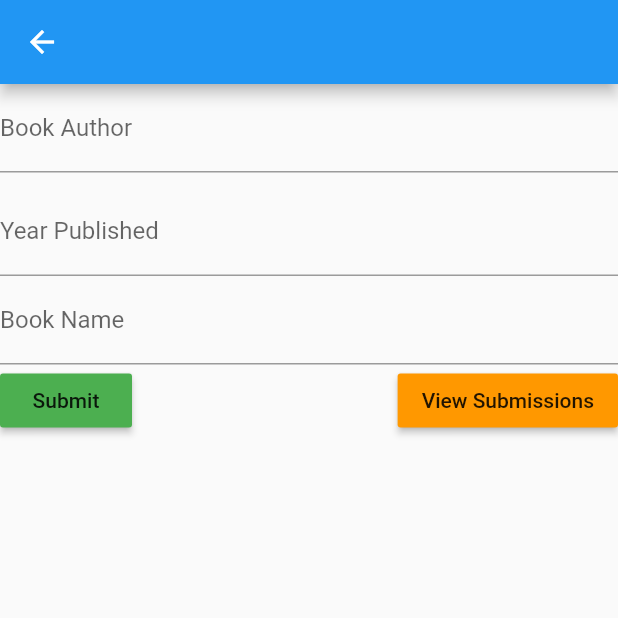
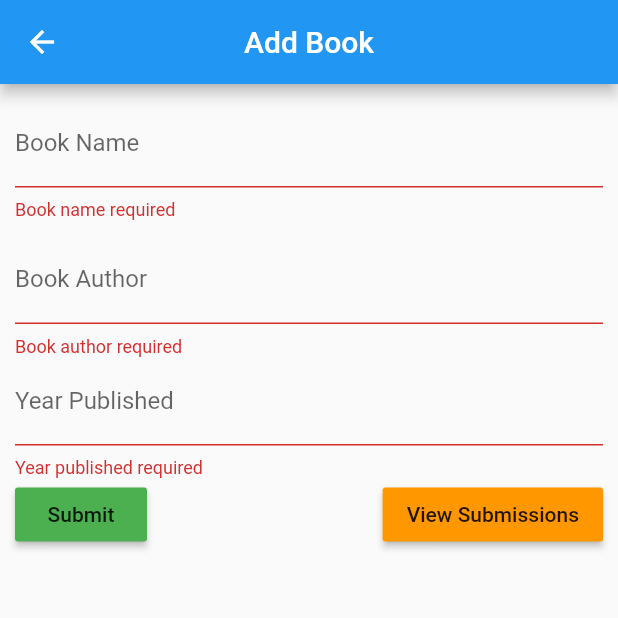
Before and after one commit to findambrose/booksapp, a Flutter app: the Add screen opened by its route, after a tap on "Submit", on a phone screen of 412 x 824 dp, the top half of it. Run offline on Flutter 3.47's test engine with Material 2 defaults, Android fonts, the phone set to English and light mode, and no system bars; our stand-ins replace dio, flutter_spinkit, rxdart.

Commit message:
Backend logic with BloC pattern + RxDart

```diff
--- /dev/null
+++ b/lib/BLoC/AddBloc.dart
@@ -0,0 +1,13 @@
+import 'package:books/Model/Book.dart';
+import 'package:books/Service/AddService.dart';
+import 'package:rxdart/rxdart.dart';
+
+class AddBloc{
+
+Stream<Map<String, dynamic>> response = Stream.empty();
+BehaviorSubject<Book> behaviorSubject = BehaviorSubject();
+
+AddBloc(AddService addService){
+  response = behaviorSubject.distinct().asyncMap((addService.addBook)).asBroadcastStream();
+}
+}
--- /dev/null
+++ b/lib/BLoC/Bloc.dart
@@ -0,0 +1,3 @@
+abstract class Bloc {
+  dispose();
+}
--- /dev/null
+++ b/lib/Helpers/DioHelper.dart
@@ -0,0 +1,6 @@
+import 'package:dio/dio.dart';
+
+class DioHelper {
+  DioHelper();
+  Dio dio = new Dio();
+}
--- /dev/null
+++ b/lib/Model/Book.dart
@@ -0,0 +1,4 @@
+class Book {
+  String name, author, year;
+  Book({this.name, this.author, this.year});
+}
--- /dev/null
+++ b/lib/Service/AddService.dart
@@ -0,0 +1,24 @@
+import 'package:books/Helpers/DioHelper.dart';
+import 'package:books/Model/Book.dart';
+
+class AddService {
+  DioHelper dioHelper;
+  Future<Map<String, dynamic>> addBook(Book book) async {
+    Map<String, dynamic> reqResponse;
+    dioHelper = DioHelper();
+    String url = "http://localhost:8000/api/books";
+
+    //Post to remote server
+    await dioHelper.dio.post(url, data: book).then((response) {
+      print("Post success!!");
+      reqResponse = {"response": response.data.toString(),
+      "error": false};
+    }).catchError((e){
+      print("Error Caught: " + e.message);
+       reqResponse = {"error": true};
+    });
+    return reqResponse;
+  }
+
+  AddService();
+}
--- a/lib/add.dart
+++ /dev/null
@@ -1,79 +0,0 @@
-import 'package:flutter/material.dart';
-
-class Add extends StatelessWidget {
-  final key = GlobalKey<FormState>();
-
-  TextEditingController nameController = TextEditingController();
-  TextEditingController authorController = TextEditingController();
-  TextEditingController yearController = TextEditingController();
-  @override
-  Widget build(BuildContext context) {
-    // Data/Books to view
-    return Scaffold(
-      appBar: AppBar(),
-      body: Container(
-          child: Form(
-        key: key,
-        child: Column(
-          children: [
-            TextFormField(
-              validator: (value) {
-                if (value.isEmpty) {
-                  return 'Book name required';
-                }
-              },
-              controller: nameController,
-              decoration: InputDecoration(
-                labelText: 'Book Author',
-                hintText: 'e.g Robert Greene',
-              ),
-            ),
-            SizedBox(height: 10),
-            TextFormField(
-              validator: (value) {
-                if (value.isEmpty) {
-                  return 'Book author required';
-                }
-              },
-              controller: nameController,
-              decoration: InputDecoration(
-                  labelText: 'Year Published', hintText: 'e.g 1896'),
-            ),
-            TextFormField(
-              validator: (value) {
-                if (value.isEmpty) {
-                  return 'Year published required';
-                }
-              },
-              controller: nameController,
-              decoration: InputDecoration(
-                labelText: 'Book Name',
-                hintText: 'e.g The Power of Habit',
-              ),
-            ),
-            Row(
-
-              mainAxisAlignment: MainAxisAlignment.spaceBetween,
-              children: [
-                RaisedButton(
-                  onPressed: () {
-                    //Submit record
-                  },
-                  child: Text('Submit'),
-                  color: Colors.green,
-                ),
-                RaisedButton(
-                  onPressed: () {
-                    //View All Records
-                  },
-                  child: Text('View Submissions'),
-                  color: Colors.orange,
-                ),
-              ],
-            ),
-          ],
-        ),
-      )),
-    );
-  }
-}
--- /dev/null
+++ b/lib/views/add.dart
@@ -0,0 +1,133 @@
+import 'package:books/BLoC/AddBloc.dart';
+import 'package:books/Model/Book.dart';
+import 'package:books/Service/AddService.dart';
+import 'package:flutter/material.dart';
+
+class Add extends StatelessWidget {
+  final _key = GlobalKey<FormState>();
+
+  AddBloc _addBloc = AddBloc(AddService());
+
+  TextEditingController nameController = TextEditingController();
+  TextEditingController authorController = TextEditingController();
+  TextEditingController yearController = TextEditingController();
+  @override
+  Widget build(BuildContext context) {
+    // Data/Books to view
+    return Scaffold(
+      appBar: AppBar(
+        title: Text('Add Book'),
+        centerTitle: true,
+      ),
+      body: Padding(
+        padding: const EdgeInsets.all(10.0),
+        child: StreamBuilder<Object>(
+            stream: _addBloc.response,
+            builder: (context, snapshot) {
+              if (snapshot.hasData) {
+                Map<String, dynamic> data = snapshot.data;
+                if (data['error'] == true) {
+                  SnackBar snackBar = SnackBar(
+                    content: Text("Operation failed."),
+                     duration: Duration(seconds: 3),
+                  );
+                  Scaffold.of(context).showSnackBar(snackBar);
+                } else {
+                   SnackBar snackBar = SnackBar(
+                    content: Text("Book successfully added."),
+                    duration: Duration(seconds: 3),
+                  );
+                  Scaffold.of(context).showSnackBar(snackBar);
+                }
+              }
+
+              if (snapshot.hasError){
+                SnackBar snackBar = SnackBar(
+                    content: Text("Operation failed. Retry."),
+                     duration: Duration(seconds: 3),
+                  );
+                  Scaffold.of(context).showSnackBar(snackBar);
+              }
+              return Form(
+                key: _key,
+                child: Column(
+                  children: [
+                    TextFormField(
+                      validator: (value) {
+                        if (value.isEmpty) {
+                          return 'Book name required';
+                        }
+                      },
+                      controller: nameController,
+                      decoration: InputDecoration(
+                        labelText: 'Book Name',
+                        hintText: 'e.g The Power of Habit',
+                      ),
+                    ),
+                    SizedBox(height: 10),
+                    TextFormField(
+                      validator: (value) {
+                        if (value.isEmpty) {
+                          return 'Book author required';
+                        }
+                      },
+                      controller: nameController,
+                      decoration: InputDecoration(
+                          labelText: 'Book Author',
+                          hintText: 'e.g Robert Greene'),
+                    ),
+                    TextFormField(
+                      validator: (value) {
+                        if (value.isEmpty) {
+                          return 'Year published required';
+                        }
+                      },
+                      controller: yearController,
+                      decoration: InputDecoration(
+                        labelText: 'Year Published',
+                        hintText: 'e.g 1974',
+                      ),
+                    ),
+                    Row(
+                      mainAxisAlignment: MainAxisAlignment.spaceBetween,
+                      children: [
+                        RaisedButton(
+                          onPressed: () {
+                            //Submit record
+                            //validate form fields
+                            FormState formState = _key.currentState;
+
+                            if (formState.validate()) {
+                              print("Form validated");
+                              formState.save();
+                              Book book = Book(
+                                  name: nameController.text,
+                                  author: authorController.text,
+                                  year: yearController.text);
+                              postBook(book);
+                            }
+                          },
+                          child: Text('Submit'),
+                          color: Colors.green,
+                        ),
+                        RaisedButton(
+                          onPressed: () {
+                            //View All Records
+                          },
+                          child: Text('View Submissions'),
+                          color: Colors.orange,
+                        ),
+                      ],
+                    ),
+                  ],
+                ),
+              );
+            }),
+      ),
+    );
+  }
+
+  postBook(Book book) {
+    _addBloc.behaviorSubject.sink.add(book);
+  }
+}
--- a/lib/home.dart
+++ b/lib/views/home.dart
@@ -13,6 +13,8 @@ class _HomeState extends State<Home> {
         title: Text('Home'),
       ),
       body: Container(
+
+        padding: EdgeInsets.all(10),
         child: Row(
           mainAxisAlignment: MainAxisAlignment.spaceBetween,
           children: [
--- a/pubspec.yaml
+++ b/pubspec.yaml
@@ -28,6 +28,9 @@ dependencies:
   # The following adds the Cupertino Icons font to your application.
   # Use with the CupertinoIcons class for iOS style icons.
   cupertino_icons: ^1.0.0
+  rxdart: ^0.25.0
+  dio: ^3.0.10
+  flutter_spinkit: ^4.1.2+1
 
 dev_dependencies:
   flutter_test:
```
Also changed, not shown: lib/BLoC/ViewBloc.dart (added, +23 -0 lines), lib/Service/ViewService.dart (added, +28 -0 lines), lib/Widgets/BookRecordEntry.dart (added, +23 -0 lines), lib/view.dart (deleted, +0 -14 lines), lib/views/main.dart (renamed from lib/main.dart, +5 -5 lines), lib/views/view.dart (added, +75 -0 lines), pubspec.lock, 2 other files.
